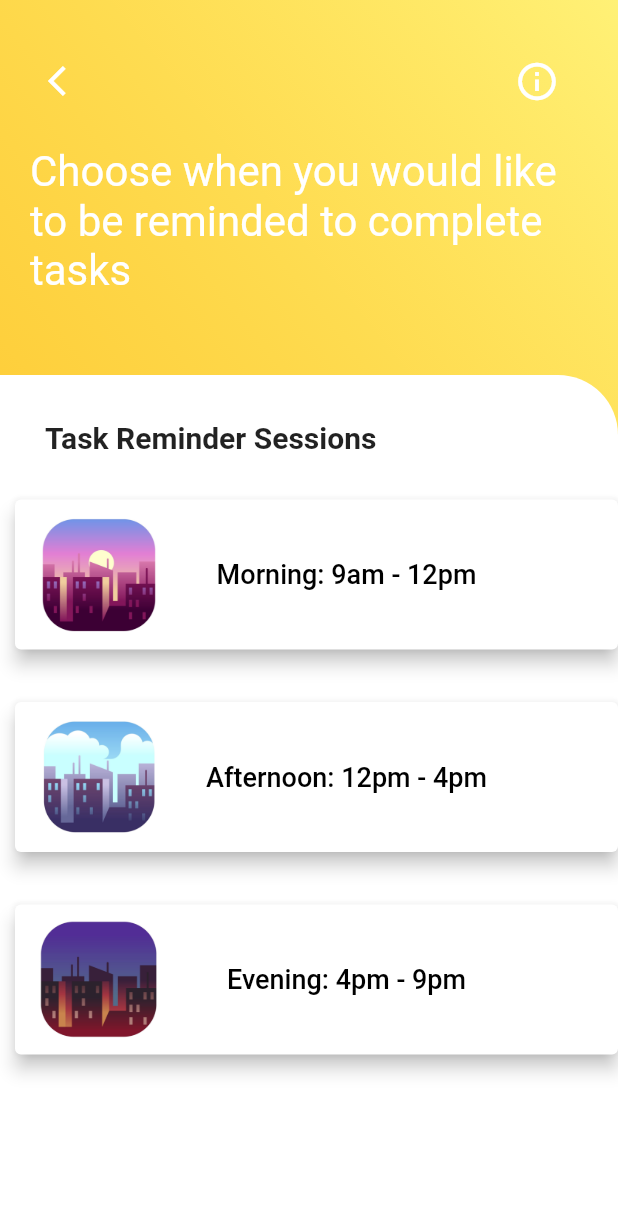
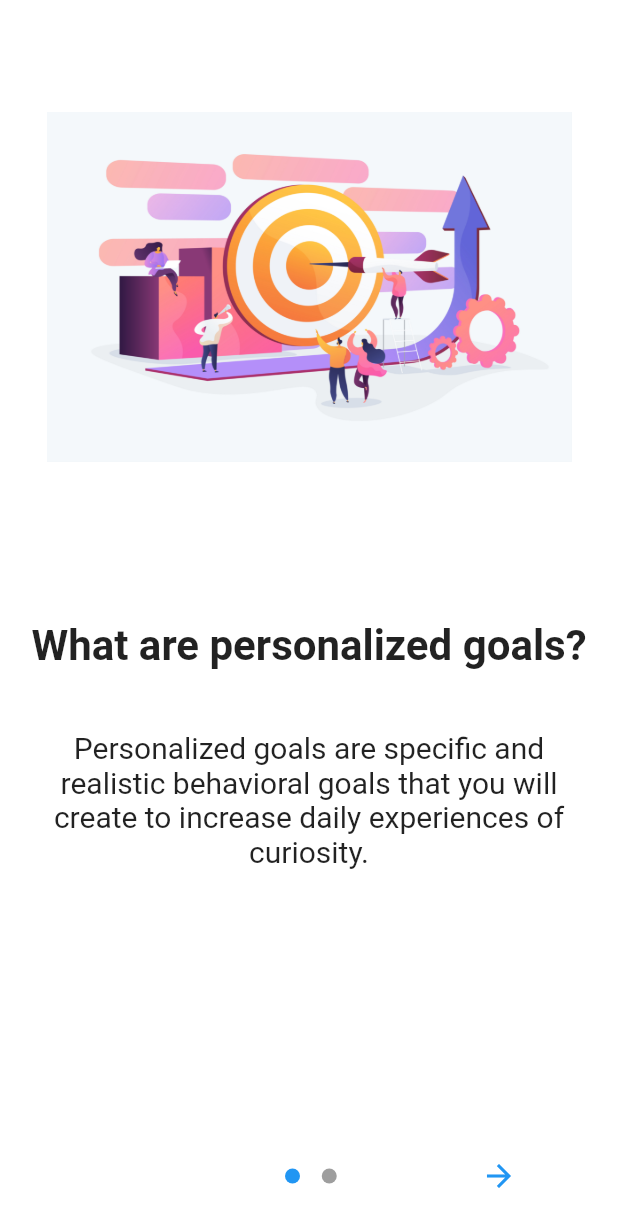
Before and after one commit to META-Curiosity/Curiosity-App, a Flutter app: the screen it shows after launch, on a phone screen of 412 x 824 dp. Shown: the top 1227 px of the screen. Run offline on Flutter 3.47's test engine with Material 2 defaults, Android fonts, the phone set to English and light mode, and no system bars; drawn by our look-alikes of introduction_screen; our stand-ins replace cloud_firestore, curved_navigation_bar, firebase_auth, firebase_core, flutter_icons, flutter_spinkit and 5 more; missing offline and left inert: pretty_json; accounts and stored records are empty.

Commit message:
Added introduction screens

```diff
--- a/lib/main.dart
+++ b/lib/main.dart
@@ -16,6 +16,7 @@ import 'screens/consent_screen.dart';
 import 'screens/study_id_screen.dart';
 import 'screens/choose_mindfulness_session_screen.dart';
 import 'screens/choose_task_session.dart';
+import 'screens/introduction_screen.dart';
 import 'package:curiosity_flutter/navigation.dart';
 //firebase
 import 'package:firebase_core/firebase_core.dart';
@@ -45,7 +46,7 @@ class MyApp extends StatelessWidget {
   @override
   Widget build(BuildContext context) {
     return MaterialApp(
-      initialRoute: '/choose_task_session',
+      initialRoute: '/introduction',
       routes: {
         // When navigating to the "/" route, build the FirstScreen widget.
         '/': (context) => Scaffold(
@@ -167,6 +168,12 @@ class MyApp extends StatelessWidget {
               resizeToAvoidBottomInset: true,
               body: Container(
                 child: ChooseTaskSession(),
+              ),
+            ),
+        '/introduction': (context) => Scaffold(
+              resizeToAvoidBottomInset: true,
+              body: Container(
+                child: Introduction(),
               ),
             ),
       },
--- a/lib/screens/choose_mindfulness_session_screen.dart
+++ b/lib/screens/choose_mindfulness_session_screen.dart
@@ -167,7 +167,7 @@ class _ChooseMindfulnessSessionState extends State<ChooseMindfulnessSession> {
                                             await UDS
                                                 .updateMindfulReminders(data);
                                             Navigator.pushReplacementNamed(
-                                                context, '/onboarding');
+                                                context, '/introduction');
                                           },
                                           child: Row(
                                             children: <Widget>[
--- a/lib/screens/choose_task_session.dart
+++ b/lib/screens/choose_task_session.dart
@@ -163,7 +163,7 @@ class _ChooseMindfulnessSessionState extends State<ChooseTaskSession> {
                                                   '/choose_mindfulness_session');
                                             } else {
                                               Navigator.pushNamed(
-                                                  context, '/onboarding');
+                                                  context, '/introduction');
                                             }
                                           },
                                           child: Row(
--- /dev/null
+++ b/lib/screens/introduction_screen.dart
@@ -0,0 +1,58 @@
+import 'package:flutter/material.dart';
+import 'package:introduction_screen/introduction_screen.dart';
+
+class Introduction extends StatelessWidget {
+  const Introduction({Key key}) : super(key: key);
+
+  @override
+  Widget build(BuildContext context) {
+    return SafeArea(
+        child: IntroductionScreen(
+      pages: [
+        PageViewModel(
+          title: "What are personalized goals?",
+          body: "Personalized goals are specific and realistic"
+              " behavioral goals that you will create to increase daily experiences of curiosity.",
+          image: buildImage('assets/images/goals.jpeg'),
+          decoration: getPageDecoration(),
+        ),
+        PageViewModel(
+            title: "Becoming a more curious person",
+            body:
+                "These daily experiences of curiosity accumulate over time to form habits – stable, long-term changes in your personality!",
+            image: buildImage('assets/images/curiosity.jpeg'),
+            decoration: getPageDecoration(),
+            footer: ElevatedButton(
+                onPressed: () {
+                  // On button presed
+                },
+                child: Text("Move to Examples and Tips!")))
+      ],
+      done:
+          Text('Skip to Goals', style: TextStyle(fontWeight: FontWeight.bold)),
+      onDone: () {
+        Navigator.of(context).pushReplacementNamed('/onboarding');
+      },
+      next: Icon(Icons.arrow_forward),
+      dotsDecorator: getDotDecoration(),
+      // showSkipButton: true,
+      // skip: Text("Skip"),
+    ));
+  }
+}
+
+Widget buildImage(String path) => Center(
+        child: Image.asset(
+      path,
+      width: 350,
+    ));
+
+PageDecoration getPageDecoration() => PageDecoration(
+    titleTextStyle: TextStyle(fontSize: 28, fontWeight: FontWeight.bold),
+    bodyTextStyle: TextStyle(fontSize: 20),
+    descriptionPadding: EdgeInsets.all(16).copyWith(bottom: 0),
+    imagePadding: EdgeInsets.all(24),
+    pageColor: Colors.white);
+
+DotsDecorator getDotDecoration() =>
+    DotsDecorator(size: Size(10, 10), activeSize: Size(15, 10));
--- a/pubspec.yaml
+++ b/pubspec.yaml
@@ -34,7 +34,7 @@ dependencies:
   pretty_json: '2.0.0'
   logger: '1.1.0'
   flutter_spinkit: ^5.1.0
-
+  introduction_screen: ^2.1.0
   # The following adds the Cupertino Icons font to your application.
   # Use with the CupertinoIcons class for iOS style icons.
   cupertino_icons: ^1.0.2
@@ -73,6 +73,8 @@ flutter:
     - assets/images/morningCity.jpeg
     - assets/images/noonCity.jpeg
     - assets/images/eveningCity.jpeg
+    - assets/images/goals.jpeg
+    - assets/images/curiosity.jpeg
   # An image asset can refer to one or more resolution-specific "variants", see
   # https://flutter.dev/assets-and-images/#resolution-aware.
 
```
Also changed, not shown: assets/images/curiosity.jpeg (added), assets/images/goals.jpeg (added), pubspec.lock.
